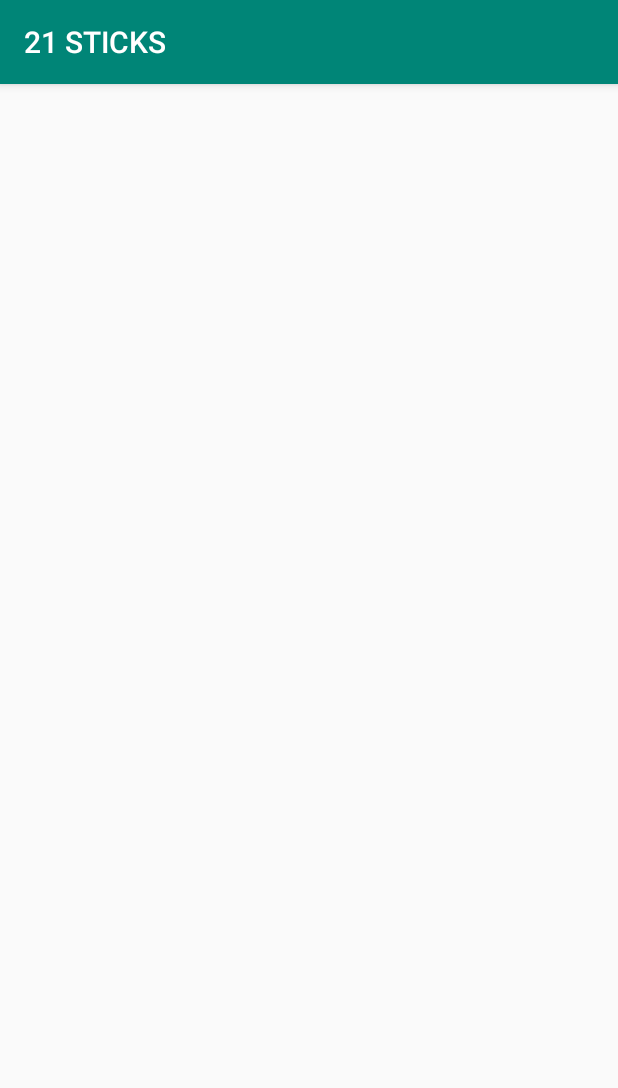
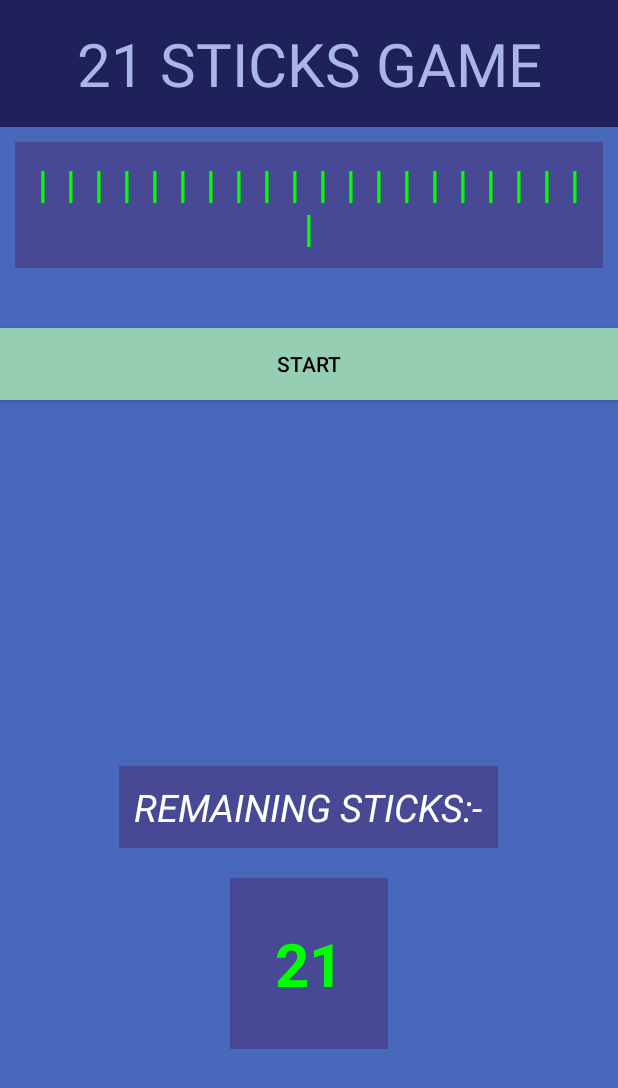
Before and after one commit to TanveshT/TwentyOneSticks, an Android app: the dual_player screen opened directly, with no data from a screen before it, on a phone screen of 412 x 824 dp. Shown: the top 1088 px of the screen. Run offline under Robolectric (Android 15) with nearby library versions, the phone set to English and light mode, and no system bars.

Commit message:
-DUAL PLAYER MODE UPDATED -2 activites for each mode

```diff
--- a/app/src/main/java/com/codebreakers/tictactoe/ItemAdapter.java
+++ b/app/src/main/java/com/codebreakers/tictactoe/ItemAdapter.java
@@ -44,6 +44,7 @@ public class ItemAdapter extends RecyclerView.Adapter{
 
         viewHolder.textViewTitle.setText(cardItem.getTitle());
         viewHolder.imageView.setImageDrawable(context.getResources().getDrawable(cardItem.getImage()));
+        viewHolder.imageView.setAlpha(175);
 
         viewHolder.imageView.setOnClickListener(new View.OnClickListener() {
             @Override
--- a/app/src/main/java/com/codebreakers/tictactoe/dual_player.java
+++ b/app/src/main/java/com/codebreakers/tictactoe/dual_player.java
@@ -1,13 +1,257 @@
 package com.codebreakers.tictactoe;
 
+import android.content.DialogInterface;
+import android.support.v7.app.AlertDialog;
 import android.support.v7.app.AppCompatActivity;
 import android.os.Bundle;
+import android.view.KeyEvent;
+import android.view.LayoutInflater;
+import android.view.View;
+import android.view.ViewGroup;
+import android.widget.Button;
+import android.widget.RadioButton;
+import android.widget.RadioGroup;
+import android.widget.TextView;
+
+import java.util.ArrayList;
+import java.util.List;
+import java.util.Timer;
+import java.util.TimerTask;
 
 public class dual_player extends AppCompatActivity {
+    TextView mainlist,textPlayerTwo,textViewChooseNumberOfSticks;
+    Button btn_Start,btn_Remove;
+    TextView txtCount,textPlayerOne;
+    RadioGroup inputRadioGroup;
+    int Number_of_sticks;
+    static List<String> main_String= new ArrayList<String>() {{
+        add("| ");add("| ");add("| ");add("| ");add("| ");add("| ");add("| ");add("| ");add("| ");add("| ");
+        add("| ");add("| ");add("| ");add("| ");add("| ");add("| ");add("| ");add("| ");add("| ");add("| ");
+        add("| ");
+    }};
+
 
     @Override
     protected void onCreate(Bundle savedInstanceState) {
         super.onCreate(savedInstanceState);
         setContentView(R.layout.activity_dual_player);
+        getSupportActionBar().hide();
+
+        mainlist = findViewById(R.id.MainList);
+        mainlist.setText(main_String.toString()
+                .replace(",", "")
+                .replace("[", "")
+                .replace("]", "")
+                .trim());
+
+        btn_Start = findViewById(R.id.btnStart);
+        btn_Remove = findViewById(R.id.btnRemove);
+        inputRadioGroup = findViewById(R.id.Radio_SelectionGroup);
+        txtCount = findViewById(R.id.CountDisplay);
+        textPlayerTwo = findViewById(R.id.txtPlayerTwo);
+        textPlayerOne = findViewById(R.id.txtPlayerOne);
+        textViewChooseNumberOfSticks = findViewById(R.id.txtChooseNumberOfSticks);
+
+        textViewChooseNumberOfSticks.setVisibility(View.INVISIBLE);
+        textPlayerOne.setVisibility(View.INVISIBLE);
+        textPlayerTwo.setVisibility(View.INVISIBLE);
+        btn_Remove.setVisibility(View.INVISIBLE);
+        inputRadioGroup.setVisibility(View.INVISIBLE);
+
+
+        ViewGroup viewGroup = findViewById(android.R.id.content);
+        View dialogView = LayoutInflater.from(dual_player.this).inflate(R.layout.rules_dialog, viewGroup, false);
+        AlertDialog.Builder builder = new AlertDialog.Builder(dual_player.this);
+        builder.setView(dialogView);
+        final AlertDialog alertDialog;
+        alertDialog = builder.create();
+        alertDialog.setCancelable(false);
+        alertDialog.show();
+
+
+        Button button = dialogView.findViewById(R.id.buttonOkOnMainDialog);
+
+        button.setOnClickListener(new View.OnClickListener() {
+            @Override
+            public void onClick(View view) {
+                alertDialog.dismiss();
+            }
+        });
+
+        btn_Start.setOnClickListener(new View.OnClickListener() {
+            @Override
+            public void onClick(View view) {
+                textPlayerOne.setVisibility(View.VISIBLE);
+                textViewChooseNumberOfSticks.setVisibility(View.VISIBLE);
+                btn_Start.setVisibility(View.INVISIBLE);
+                btn_Remove.setVisibility(View.VISIBLE);
+                inputRadioGroup.setVisibility(View.VISIBLE);
+                furtherOperations();
+            }
+        });
     }
+
+    private void furtherOperations() {
+
+        btn_Remove.setOnClickListener(new View.OnClickListener() {
+            @Override
+            public void onClick(View v) {
+
+                //no radio button is selected
+                if(inputRadioGroup.getCheckedRadioButtonId() == -1){
+
+                    ViewGroup viewGroup = findViewById(android.R.id.content);
+                    View dialogView = LayoutInflater.from(dual_player.this).inflate(R.layout.none_selected_dialog, viewGroup, false);
+                    AlertDialog.Builder builder = new AlertDialog.Builder(dual_player.this);
+                    builder.setView(dialogView);
+                    final AlertDialog alertDialogNone;
+                    alertDialogNone  = builder.create();
+                    alertDialogNone.show();
+
+                    final Timer t = new Timer();
+                    t.schedule(new TimerTask() {
+                        public void run() {
+                            alertDialogNone.dismiss(); // when the task active then close the dialog
+                            t.cancel(); // also just top the timer thread, otherwise, you may receive a crash report
+                        }
+                    }, 2000); // after 2 second (or 2000 miliseconds), the task will be active.
+
+                }
+                //if a radio button is selected
+                else{
+
+                    ColorCheck(mainlist);
+                    ColorCheck(txtCount);
+                    int radioButtonChoosen = inputRadioGroup.getCheckedRadioButtonId();
+                    RadioButton radioButton = findViewById(radioButtonChoosen);
+                    Number_of_sticks = Integer.parseInt((String) radioButton.getText());
+
+                    for (int i = 0; i < Number_of_sticks; i++) {
+                        main_String.remove("| ");
+                    }
+                    mainlist.setText(main_String.toString()
+                            .replace(",", "")
+                            .replace("[", "")
+                            .replace("]", "")
+                            .trim());
+
+                    txtCount.setText("" + main_String.size());
+
+                    inputRadioGroup.clearCheck();
+
+                    switchUser();
+                    checkForLastStick();
+
+                }
+
+            }
+        });
+    }
+
+    private void ColorCheck(TextView x) {
+
+        if(main_String.size() > 20) {
+            x.setTextColor(getResources().getColor(R.color.colorGreaterTwenty));
+        }
+
+        if(main_String.size() == 16) {
+            x.setTextColor(getResources().getColor(R.color.colorGreaterFourteen));
+        }
+
+        if(main_String.size() == 11) {
+            x.setTextColor(getResources().getColor(R.color.colorGreaterTen));
+        }
+
+        if(main_String.size() == 6) {
+            x.setTextColor(getResources().getColor(R.color.colorLessThanFive));
+        }
+
+    }
+
+    private void switchUser(){
+
+        if(textPlayerOne.getVisibility() == View.VISIBLE){
+            textPlayerTwo.setVisibility(View.VISIBLE);
+            textPlayerOne.setVisibility(View.INVISIBLE);
+        }
+        else{
+            textPlayerTwo.setVisibility(View.INVISIBLE);
+            textPlayerOne.setVisibility(View.VISIBLE);
+        }
+    }
+
+    private void checkForLastStick() {
+        if (main_String.size() <= 1) {
+            ViewGroup viewGroup = findViewById(android.R.id.content);
+            View dialogView = LayoutInflater.from(dual_player.this).inflate(R.layout.my_dialog, viewGroup, false);
+            AlertDialog.Builder builder = new AlertDialog.Builder(dual_player.this);
+            TextView txtFailureDialog = dialogView.findViewById(R.id.txtOverFailureDialog_id);
+            if (textPlayerOne.getVisibility() == View.VISIBLE) {
+                txtFailureDialog.setText("PLAYER ONE FAILS");
+                builder.setView(dialogView);
+                final AlertDialog alertDialog = builder.create();
+                alertDialog.show();
+                alertDialog.setOnKeyListener(new DialogInterface.OnKeyListener() {
+                    @Override
+                    public boolean onKey(DialogInterface dialog, int keyCode, KeyEvent event) {
+                        // Prevent dialog close on back press button
+                        return keyCode == KeyEvent.KEYCODE_BACK;
+                    }
+                });
+
+                Button button = dialogView.findViewById(R.id.buttonOk);
+
+                button.setOnClickListener(new View.OnClickListener() {
+                    @Override
+                    public void onClick(View view) {
+                        reset();
+                        alertDialog.dismiss();
+                    }
+                });
+            } else {
+                txtFailureDialog.setText("PLAYER TWO FAILS");
+                builder.setView(dialogView);
+                final AlertDialog alertDialog = builder.create();
+                alertDialog.show();
+                alertDialog.setOnKeyListener(new DialogInterface.OnKeyListener() {
+                    @Override
+                    public boolean onKey(DialogInterface dialog, int keyCode, KeyEvent event) {
+                        // Prevent dialog close on back press button
+                        return keyCode == KeyEvent.KEYCODE_BACK;
+                    }
+                });
+
+                Button button = dialogView.findViewById(R.id.buttonOk);
+
+                button.setOnClickListener(new View.OnClickListener() {
+                    @Override
+                    public void onClick(View view) {
+                        reset();
+                        alertDialog.dismiss();
+                    }
+                });
+            }
+
+        }
+
+    }
+
+    private void reset() {
+
+        for(int i = 0; i<20; i++) {
+            main_String.add("| ");
+        }
+
+        mainlist.setText(main_String.toString()
+                .replace(",", "")
+                .replace("[", "")
+                .replace("]", "")
+                .trim());
+
+        txtCount.setText("" + main_String.size());
+
+        mainlist.setTextColor(getResources().getColor(R.color.colorGreaterTwenty));
+        txtCount.setTextColor(getResources().getColor(R.color.colorGreaterTwenty));
+    }
+
 }
--- a/app/src/main/java/com/codebreakers/tictactoe/single_player.java
+++ b/app/src/main/java/com/codebreakers/tictactoe/single_player.java
@@ -205,7 +205,8 @@ public class single_player extends AppCompatActivity {
                     RadioButton radioButton = findViewById(radioButtonChoosen);
                     Number_of_sticks = Integer.parseInt((String) radioButton.getText());
 
-                    if(main_String.size()!=1) { //Improve Logic Over here as the input is always going to be  between 1-4
+                    if(main_String.size()!=1) {
+                        //Improve Logic Over here as the input is always going to be  between 1-4
                         if (Number_of_sticks == 1 || Number_of_sticks == 2 || Number_of_sticks == 3 || Number_of_sticks == 4) {
 
                             for (int i = 0; i < Number_of_sticks; i++) {
--- a/app/src/main/res/layout/activity_dual_player.xml
+++ b/app/src/main/res/layout/activity_dual_player.xml
@@ -1,9 +1,155 @@
 <?xml version="1.0" encoding="utf-8"?>
-<android.support.constraint.ConstraintLayout xmlns:android="http://schemas.android.com/apk/res/android"
+<LinearLayout xmlns:android="http://schemas.android.com/apk/res/android"
     xmlns:app="http://schemas.android.com/apk/res-auto"
     xmlns:tools="http://schemas.android.com/tools"
     android:layout_width="match_parent"
     android:layout_height="match_parent"
-    tools:context=".dual_player">
+    android:orientation="vertical"
+    tools:context=".single_player"
+    android:background="#4868bc"
+    android:theme="@style/Theme.AppCompat.NoActionBar">
 
-</android.support.constraint.ConstraintLayout>
+    <TextView
+        android:layout_width="match_parent"
+        android:layout_height="wrap_content"
+        android:padding="15dp"
+        android:text="21 STICKS GAME"
+        android:textSize="40dp"
+        android:textAlignment="center"
+        android:layout_gravity="center"
+        android:textColor="#aab7e6"
+        android:background="#1e215a"/>
+
+    <TextView
+        android:id="@+id/MainList"
+        android:gravity="center"
+        android:layout_width="match_parent"
+        android:layout_height="wrap_content"
+        android:text="x"
+        android:layout_margin="10dp"
+        android:layout_gravity="center"
+        android:layout_marginTop="50dp"
+        android:textSize="25dp"
+        android:padding="10dp"
+        android:background="#474994"
+        android:textColor="	#00ff00"
+        android:textStyle="bold"/>
+
+    <Button
+        android:id="@+id/btnStart"
+        android:layout_width="match_parent"
+        android:layout_height="wrap_content"
+        android:text="Start"
+        android:background="#96ceb4"
+        android:textColor="#000000"
+        android:layout_gravity="center"
+        android:layout_marginTop="30dp"/>
+
+
+    <TextView
+        android:id="@+id/txtChooseNumberOfSticks"
+        android:layout_width="wrap_content"
+        android:layout_height="wrap_content"
+        android:text="Choose Number of Sticks:-"
+        android:textSize="18dp"
+        android:layout_gravity="center"
+        android:textColor="#ffff00"/>
+    <LinearLayout
+        android:layout_width="fill_parent"
+        android:layout_height="wrap_content"
+        >
+        <TextView
+            android:id="@+id/txtPlayerOne"
+            android:layout_width="wrap_content"
+            android:layout_height="match_parent"
+            android:layout_gravity="center"
+            android:gravity="center"
+            android:padding="20dp"
+            android:text="PLAYER 1's\nTURN"
+            android:textColor="#ffffff"
+            android:textSize="17dp"
+            android:textStyle="bold" />
+
+        <RadioGroup
+            android:id="@+id/Radio_SelectionGroup"
+            android:layout_width="wrap_content"
+            android:layout_height="wrap_content"
+            android:gravity="center"
+            android:layout_marginStart="20pt"
+            android:layout_marginLeft="20pt">
+
+            <RadioButton
+                android:id="@+id/radio_1"
+                android:layout_width="wrap_content"
+                android:layout_height="wrap_content"
+                android:text="1" />
+
+            <RadioButton
+                android:id="@+id/radio_2"
+                android:layout_width="wrap_content"
+                android:layout_height="wrap_content"
+                android:text="2" />
+
+            <RadioButton
+                android:id="@+id/radio_3"
+                android:layout_width="wrap_content"
+                android:layout_height="wrap_content"
+                android:text="3" />
+
+            <RadioButton
+                android:id="@+id/radio_4"
+                android:layout_width="wrap_content"
+                android:layout_height="wrap_content"
+                android:text="4" />
+        </RadioGroup>
+
+            <TextView
+                android:id="@+id/txtPlayerTwo"
+                android:layout_width="match_parent"
+                android:layout_height="match_parent"
+                android:gravity="center"
+                android:textColor="#ff0000"
+                android:text="PLAYER 2's \n TURN"
+                android:textSize="17dp"
+                android:textStyle="bold"/>
+
+    </LinearLayout>
+
+    <Button
+        android:id="@+id/btnRemove"
+        android:layout_width="match_parent"
+        android:layout_height="wrap_content"
+        android:text="REMOVE STICKS"
+        android:layout_margin="20dp"
+        android:background="#96ceb4"
+        android:textColor="#000000"
+        android:padding="10dp"
+        android:layout_gravity="center"
+        android:layout_marginTop="20dp"/>
+
+    <TextView
+        android:layout_width="wrap_content"
+        android:layout_height="wrap_content"
+        android:text="REMAINING STICKS:-"
+        android:layout_gravity="center"
+        android:layout_marginTop="3dp"
+        android:background="#474994"
+        android:textSize="25dp"
+        android:padding="10dp"
+        android:textStyle="italic"
+        android:textColor="#ffffff" />
+
+    <TextView
+        android:id="@+id/CountDisplay"
+        android:layout_width="wrap_content"
+        android:layout_height="wrap_content"
+        android:textColor="#00ff00"
+        android:text="21"
+        android:padding="30dp"
+        android:textSize="40dp"
+        android:textStyle="bold"
+        android:background="#474994"
+        android:layout_gravity="center"
+        android:layout_marginTop="20dp"/>
+
+</LinearLayout>
--- a/app/src/main/res/layout/my_dialog.xml
+++ b/app/src/main/res/layout/my_dialog.xml
@@ -26,6 +26,7 @@
         android:padding="16dp">
 
         <TextView
+            android:id="@+id/txtOverFailureDialog_id"
             android:layout_width="match_parent"
             android:layout_height="wrap_content"
             android:text="YOU FAIL"
```
